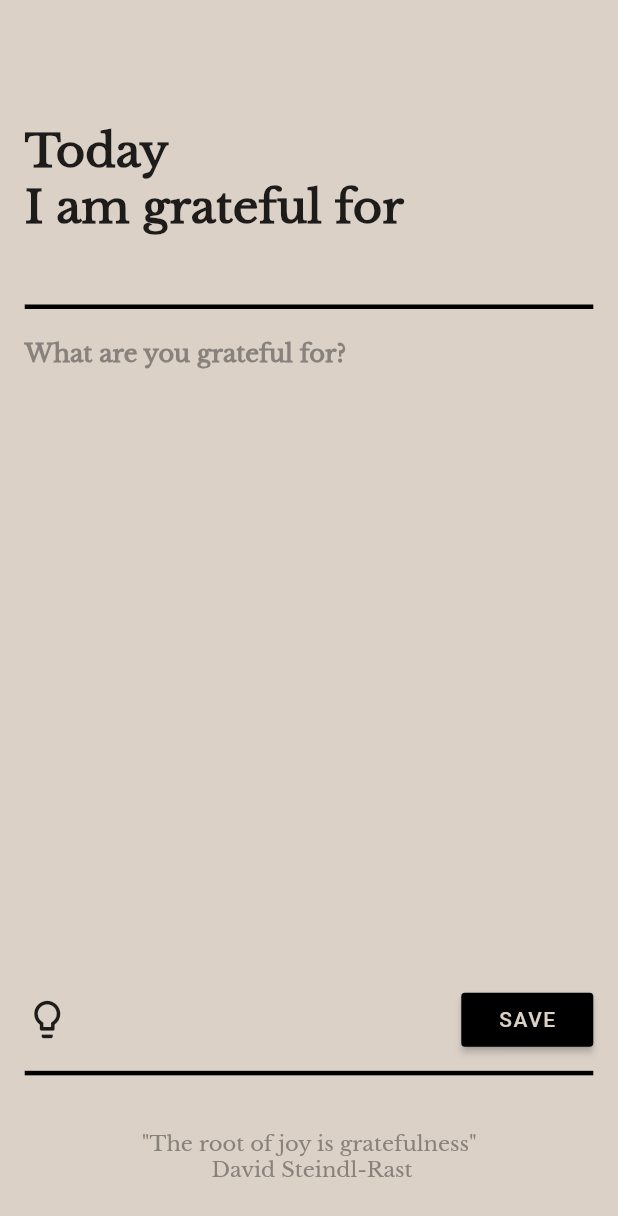
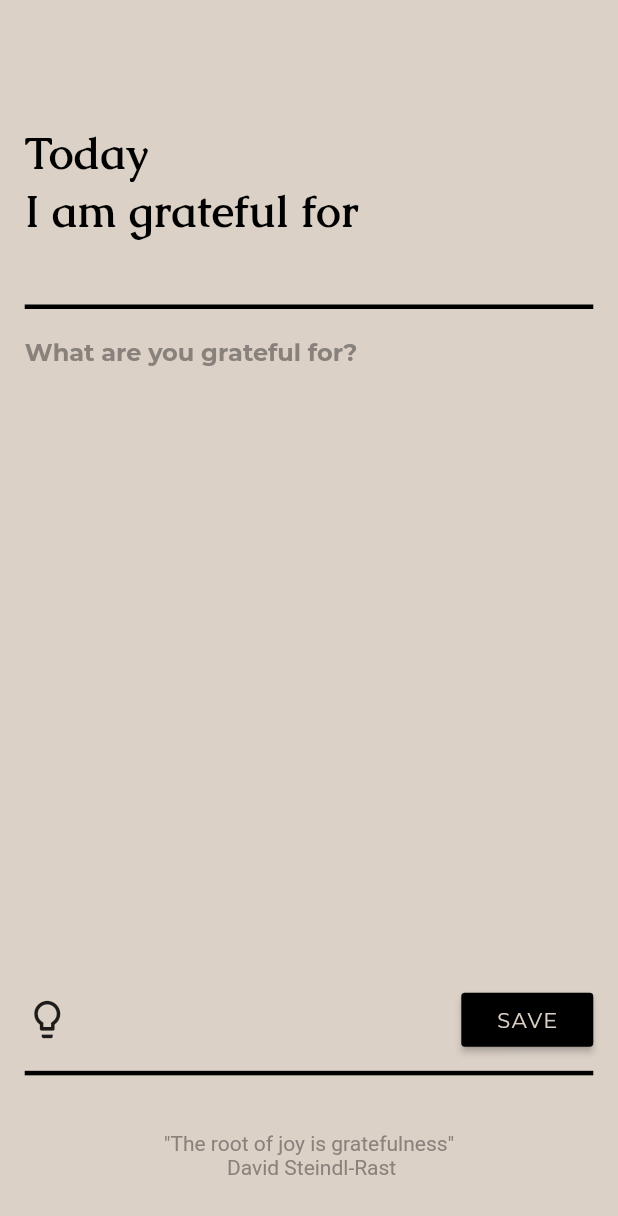
Before and after one commit to MatthieuNadeau96/Presently_clone, a Flutter app: the screen it shows after launch, after a tap on "April 15 2020", on a phone screen of 412 x 824 dp. Shown: the top 1216 px of the screen. Run offline on Flutter 3.47's test engine with Material 2 defaults, Android fonts, the phone set to English and light mode, and no system bars; Roboto replaces fonts that are missing (Trajan Pro); project files that could hold a hidden picture were left out.

Commit message:
played around with fonts

```diff
--- a/lib/main.dart
+++ b/lib/main.dart
@@ -11,13 +11,32 @@ class MyApp extends StatelessWidget {
       debugShowCheckedModeBanner: false,
       title: 'Flutter Demo',
       theme: ThemeData(
-        fontFamily: 'LibreBaskerville',
         primaryColor: Color(0xffDBD1C7),
         accentColor: Colors.black,
         primaryTextTheme: TextTheme(
           title: TextStyle(
             color: Color(0xff89827C),
           ),
+        ),
+        textTheme: TextTheme(
+          display1: TextStyle(
+            fontSize: 30,
+            fontFamily: 'Caudex',
+            fontWeight: FontWeight.bold,
+            color: Color(0xffDBD1C7),
+          ),
+          display2: TextStyle(
+            fontSize: 30,
+            fontFamily: 'Caudex',
+            fontWeight: FontWeight.bold,
+            color: Colors.black,
+          ),
+          title: TextStyle(
+            fontFamily: 'Caudex',
+            fontSize: 18,
+            fontWeight: FontWeight.bold,
+          ),
+          body1: TextStyle(),
         ),
       ),
       home: MyHomePage(),
@@ -43,10 +62,7 @@ class MyHomePage extends StatelessWidget {
         title: Text(
           'Presently',
           textAlign: TextAlign.center,
-          style: TextStyle(
-            color: Theme.of(context).primaryColor,
-            fontSize: 30,
-          ),
+          style: Theme.of(context).textTheme.display1,
         ),
         centerTitle: true,
         actions: <Widget>[
--- a/lib/screens/edit_screen.dart
+++ b/lib/screens/edit_screen.dart
@@ -24,19 +24,13 @@ class EditScreen extends StatelessWidget {
                   Container(
                     child: Text(
                       'Today',
-                      style: TextStyle(
-                        fontSize: 30,
-                        fontWeight: FontWeight.bold,
-                      ),
+                      style: Theme.of(context).textTheme.display2,
                     ),
                   ),
                   Container(
                     child: Text(
                       'I am grateful for',
-                      style: TextStyle(
-                        fontSize: 30,
-                        fontWeight: FontWeight.bold,
-                      ),
+                      style: Theme.of(context).textTheme.display2,
                     ),
                   ),
                 ],
@@ -57,8 +51,8 @@ class EditScreen extends StatelessWidget {
                       decoration: InputDecoration(
                         labelText: 'What are you grateful for?',
                         labelStyle: TextStyle(
+                          fontFamily: 'Montserrat',
                           fontWeight: FontWeight.bold,
-                          // fontFamily: 'Trajan Pro',
                           color: Color(0xff89827C),
                         ),
                         border: InputBorder.none,
@@ -91,7 +85,7 @@ class EditScreen extends StatelessWidget {
                             'SAVE',
                             style: TextStyle(
                               color: Theme.of(context).primaryColor,
-                              fontFamily: 'Trajan Pro',
+                              fontFamily: 'Montserrat',
                               letterSpacing: 1,
                             ),
                           ),
--- a/lib/widgets/day_card.dart
+++ b/lib/widgets/day_card.dart
@@ -23,10 +23,7 @@ class DayCard extends StatelessWidget {
             children: <Widget>[
               Text(
                 'April 15 2020',
-                style: TextStyle(
-                  fontSize: 18,
-                  fontWeight: FontWeight.bold,
-                ),
+                style: Theme.of(context).textTheme.title,
               ),
               SizedBox(height: 6),
               Text(
```
Also changed, not shown: pubspec.yaml (+16 -5 lines), assets/fonts/Caudex-Bold.ttf (added), assets/fonts/Caudex-Regular.ttf (added), assets/fonts/LibreBaskerville-Bold.ttf (deleted), assets/fonts/LibreBaskerville-Italic.ttf (deleted), assets/fonts/LibreBaskerville-Regular.ttf (deleted), assets/fonts/Montserrat-Black.ttf (added), assets/fonts/Montserrat-Bold.ttf (added), assets/fonts/Montserrat-ExtraBold.ttf (added), assets/fonts/Montserrat-ExtraLight.ttf (added), assets/fonts/Montserrat-Light.ttf (added), assets/fonts/Montserrat-Regular.ttf (added), assets/fonts/Montserrat-Thin.ttf (added).
